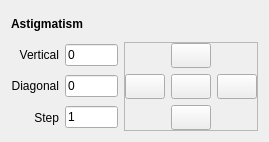
Before: the Qt Designer form nplab/instrument/electronics/SLM/ui_astigmatism.ui in nanophotonics/nplab, drawn with Qt 5.
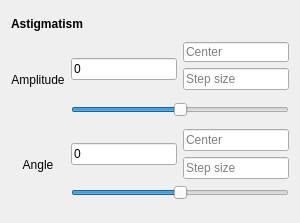
After: the same form once the commit is applied. Icons and pictures are not drawn.

Commit message: More intuitive astigmatism GUI

What changed in the file:
```diff
--- a/nplab/instrument/electronics/SLM/ui_astigmatism.ui
+++ b/nplab/instrument/electronics/SLM/ui_astigmatism.ui
@@ -6,8 +6,8 @@
    <rect>
     <x>0</x>
     <y>0</y>
-    <width>269</width>
-    <height>131</height>
+    <width>300</width>
+    <height>164</height>
    </rect>
   </property>
   <property name="sizePolicy">
@@ -26,8 +26,8 @@
    <string>Form</string>
   </property>
   <layout class="QGridLayout" name="gridLayout">
-   <item row="2" column="2">
-    <widget class="QLineEdit" name="astigmatismy_lineEdit">
+   <item row="1" column="3">
+    <widget class="QLineEdit" name="amplitude_offset_lineEdit">
      <property name="minimumSize">
       <size>
        <width>0</width>
@@ -41,12 +41,48 @@
       </size>
      </property>
      <property name="text">
+      <string/>
+     </property>
+     <property name="placeholderText">
+      <string>Center</string>
+     </property>
+    </widget>
+   </item>
+   <item row="1" column="2" rowspan="3">
+    <widget class="QLineEdit" name="amplitude_lineEdit">
+     <property name="minimumSize">
+      <size>
+       <width>0</width>
+       <height>20</height>
+      </size>
+     </property>
+     <property name="maximumSize">
+      <size>
+       <width>16777215</width>
+       <height>16777215</height>
+      </size>
+     </property>
+     <property name="text">
       <string>0</string>
      </property>
     </widget>
    </item>
-   <item row="3" column="2">
-    <widget class="QLineEdit" name="lineEdit_step">
+   <item row="6" column="3">
+    <widget class="QLineEdit" name="angle_offset_lineEdit">
+     <property name="placeholderText">
+      <string>Center</string>
+     </property>
+    </widget>
+   </item>
+   <item row="2" column="3">
+    <widget class="QLineEdit" name="amplitude_step_lineEdit">
+     <property name="placeholderText">
+      <string>Step size</string>
+     </property>
+    </widget>
+   </item>
+   <item row="6" column="2" rowspan="2">
+    <widget class="QLineEdit" name="angle_lineEdit">
      <property name="minimumSize">
       <size>
        <width>0</width>
@@ -60,10 +96,75 @@
       </size>
      </property>
      <property name="text">
-      <string>1</string>
+      <string>0</string>
      </property>
     </widget>
    </item>
+   <item row="6" column="1" rowspan="3">
+    <widget class="QLabel" name="label_10">
+     <property name="minimumSize">
+      <size>
+       <width>0</width>
+       <height>20</height>
+      </size>
+     </property>
+     <property name="text">
+      <string>Angle</string>
+     </property>
+     <property name="alignment">
+      <set>Qt::AlignCenter</set>
+     </property>
+    </widget>
+   </item>
+   <item row="4" column="2" colspan="2">
+    <widget class="QSlider" name="amplitude_slider">
+     <property name="minimum">
+      <number>-50</number>
+     </property>
+     <property name="maximum">
+      <number>50</number>
+     </property>
+     <property name="orientation">
+      <enum>Qt::Horizontal</enum>
+     </property>
+    </widget>
+   </item>
+   <item row="7" column="3">
+    <widget class="QLineEdit" name="angle_step_lineEdit">
+     <property name="placeholderText">
+      <string>Step size</string>
+     </property>
+    </widget>
+   </item>
+   <item row="1" column="1" rowspan="4">
+    <widget class="QLabel" name="label_9">
+     <property name="minimumSize">
+      <size>
+       <width>0</width>
+       <height>20</height>
+      </size>
+     </property>
+     <property name="text">
+      <string>Amplitude</string>
+     </property>
+     <property name="alignment">
+      <set>Qt::AlignCenter</set>
+     </property>
+    </widget>
+   </item>
+   <item row="1" column="4" rowspan="10">
+    <spacer name="horizontalSpacer">
+     <property name="orientation">
+      <enum>Qt::Horizontal</enum>
+     </property>
+     <property name="sizeHint" stdset="0">
+      <size>
+       <width>0</width>
+       <height>20</height>
+      </size>
+     </property>
+    </spacer>
+   </item>
    <item row="0" column="1" colspan="2">
     <widget class="QLabel" name="label_5">
      <property name="minimumSize">
@@ -83,266 +184,18 @@
      </property>
     </widget>
    </item>
-   <item row="1" column="2">
-    <widget class="QLineEdit" name="astigmatismx_lineEdit">
-     <property name="minimumSize">
-      <size>
-       <width>0</width>
-       <height>20</height>
-      </size>
+   <item row="8" column="2" colspan="2">
+    <widget class="QSlider" name="angle_slider">
+     <property name="minimum">
+      <number>-90</number>
      </property>
-     <property name="maximumSize">
-      <size>
-       <width>16777215</width>
-       <height>16777215</height>
-      </size>
+     <property name="maximum">
+      <number>90</number>
      </property>
-     <property name="text">
-      <string>0</string>
-     </property>
-    </widget>
-   </item>
-   <item row="3" column="1">
-    <widget class="QLabel" name="label">
-     <property name="minimumSize">
-      <size>
-       <width>0</width>
-       <height>20</height>
-      </size>
-     </property>
-     <property name="text">
-      <string>Step</string>
-     </property>
-     <property name="alignment">
-      <set>Qt::AlignRight|Qt::AlignTrailing|Qt::AlignVCenter</set>
-     </property>
-    </widget>
-   </item>
-   <item row="1" column="1">
-    <widget class="QLabel" name="label_9">
-     <property name="minimumSize">
-      <size>
-       <width>0</width>
-       <height>20</height>
-      </size>
-     </property>
-     <property name="text">
-      <string>Vertical</string>
-     </property>
-     <property name="alignment">
-      <set>Qt::AlignRight|Qt::AlignTrailing|Qt::AlignVCenter</set>
-     </property>
-    </widget>
-   </item>
-   <item row="2" column="1">
-    <widget class="QLabel" name="label_10">
-     <property name="minimumSize">
-      <size>
-       <width>0</width>
-       <height>20</height>
-      </size>
-     </property>
-     <property name="text">
-      <string>Diagonal</string>
-     </property>
-     <property name="alignment">
-      <set>Qt::AlignRight|Qt::AlignTrailing|Qt::AlignVCenter</set>
-     </property>
-    </widget>
-   </item>
-   <item row="1" column="3" rowspan="3">
-    <widget class="QFrame" name="frame_3">
-     <property name="sizePolicy">
-      <sizepolicy hsizetype="MinimumExpanding" vsizetype="MinimumExpanding">
-       <horstretch>0</horstretch>
-       <verstretch>0</verstretch>
-      </sizepolicy>
-     </property>
-     <property name="maximumSize">
-      <size>
-       <width>350</width>
-       <height>350</height>
-      </size>
-     </property>
-     <property name="frameShape">
-      <enum>QFrame::StyledPanel</enum>
-     </property>
-     <property name="frameShadow">
-      <enum>QFrame::Raised</enum>
-     </property>
-     <layout class="QGridLayout" name="gridLayout_7">
-      <property name="leftMargin">
-       <number>0</number>
-      </property>
-      <property name="topMargin">
-       <number>0</number>
-      </property>
-      <property name="rightMargin">
-       <number>0</number>
-      </property>
-      <property name="bottomMargin">
-       <number>0</number>
-      </property>
-      <item row="0" column="1">
-       <widget class="QPushButton" name="pushButton_up">
-        <property name="sizePolicy">
-         <sizepolicy hsizetype="Fixed" vsizetype="Fixed">
-          <horstretch>0</horstretch>
-          <verstretch>0</verstretch>
-         </sizepolicy>
-        </property>
-        <property name="minimumSize">
-         <size>
-          <width>25</width>
-          <height>25</height>
-         </size>
-        </property>
-        <property name="maximumSize">
-         <size>
-          <width>100</width>
-          <height>100</height>
-         </size>
-        </property>
-        <property name="text">
-         <string/>
-        </property>
-        <property name="icon">
-         <iconset>
-          <normaloff>../../../utils/icons/Arr-top.png</normaloff>../../../utils/icons/Arr-top.png</iconset>
-        </property>
-       </widget>
-      </item>
-      <item row="1" column="0">
-       <widget class="QPushButton" name="pushButton_left">
-        <property name="sizePolicy">
-         <sizepolicy hsizetype="Fixed" vsizetype="Fixed">
-          <horstretch>0</horstretch>
-          <verstretch>0</verstretch>
-         </sizepolicy>
-        </property>
-        <property name="minimumSize">
-         <size>
-          <width>25</width>
-          <height>25</height>
-         </size>
-        </property>
-        <property name="maximumSize">
-         <size>
-          <width>100</width>
-          <height>100</height>
-         </size>
-        </property>
-        <property name="text">
-         <string/>
-        </property>
-        <property name="icon">
-         <iconset>
-          <normaloff>../../../utils/icons/Arr-left.png</normaloff>../../../utils/icons/Arr-left.png</iconset>
-        </property>
-       </widget>
-      </item>
-      <item row="1" column="2">
-       <widget class="QPushButton" name="pushButton_right">
-        <property name="sizePolicy">
-         <sizepolicy hsizetype="Fixed" vsizetype="Fixed">
-          <horstretch>0</horstretch>
-          <verstretch>0</verstretch>
-         </sizepolicy>
-        </property>
-        <property name="minimumSize">
-         <size>
-          <width>25</width>
-          <height>25</height>
-         </size>
-        </property>
-        <property name="maximumSize">
-         <size>
-          <width>100</width>
-          <height>100</height>
-         </size>
-        </property>
-        <property name="text">
-         <string/>
-        </property>
-        <property name="icon">
-         <iconset>
-          <normaloff>../../../utils/icons/Arr-right.png</normaloff>../../../utils/icons/Arr-right.png</iconset>
-        </property>
-       </widget>
-      </item>
-      <item row="2" column="1">
-       <widget class="QPushButton" name="pushButton_down">
-        <property name="sizePolicy">
-         <sizepolicy hsizetype="Fixed" vsizetype="Fixed">
-          <horstretch>0</horstretch>
-          <verstretch>0</verstretch>
-         </sizepolicy>
-        </property>
-        <property name="minimumSize">
-         <size>
-          <width>25</width>
-          <height>25</height>
-         </size>
-        </property>
-        <property name="maximumSize">
-         <size>
-          <width>100</width>
-          <height>100</height>
-         </size>
-        </property>
-        <property name="text">
-         <string/>
-        </property>
-        <property name="icon">
-         <iconset>
-          <normaloff>../../../utils/icons/Arr-bot.png</normaloff>../../../utils/icons/Arr-bot.png</iconset>
-        </property>
-       </widget>
-      </item>
-      <item row="1" column="1">
-       <widget class="QPushButton" name="pushButton_center">
-        <property name="sizePolicy">
-         <sizepolicy hsizetype="Fixed" vsizetype="Fixed">
-          <horstretch>0</horstretch>
-          <verstretch>0</verstretch>
-         </sizepolicy>
-        </property>
-        <property name="minimumSize">
-         <size>
-          <width>25</width>
-          <height>25</height>
-         </size>
-        </property>
-        <property name="maximumSize">
-         <size>
-          <width>100</width>
-          <height>100</height>
-         </size>
-        </property>
-        <property name="text">
-         <string/>
-        </property>
-        <property name="icon">
-         <iconset>
-          <normaloff>../../../utils/icons/Arr-circle.png</normaloff>../../../utils/icons/Arr-circle.png</iconset>
-        </property>
-       </widget>
-      </item>
-     </layout>
-    </widget>
-   </item>
-   <item row="1" column="4" rowspan="3">
-    <spacer name="horizontalSpacer">
      <property name="orientation">
       <enum>Qt::Horizontal</enum>
      </property>
-     <property name="sizeHint" stdset="0">
-      <size>
-       <width>0</width>
-       <height>20</height>
-      </size>
-     </property>
-    </spacer>
+    </widget>
    </item>
   </layout>
  </widget>
```
The commit also changes 2 other files.
